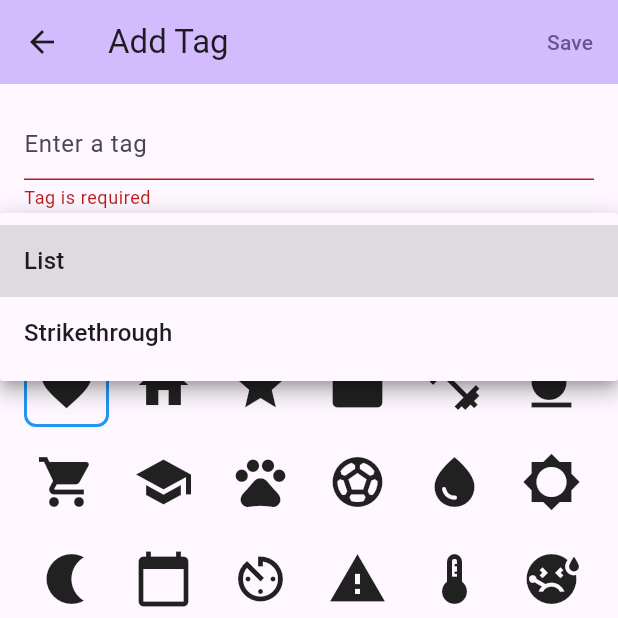
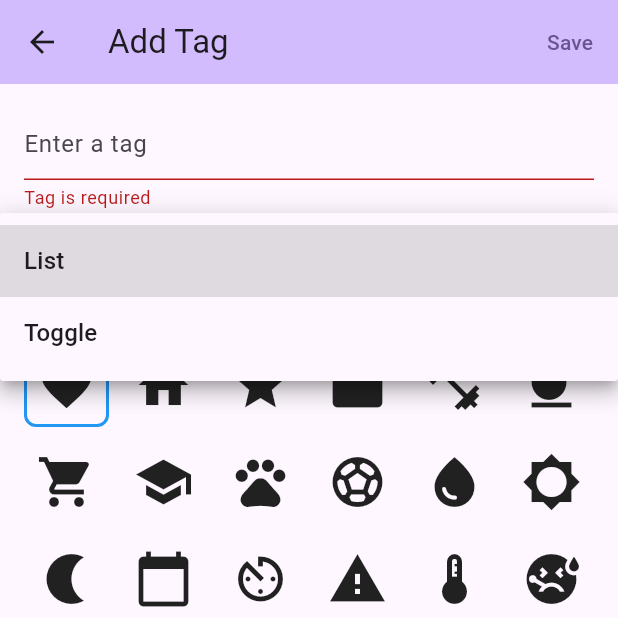
Before and after one commit to HoppenR/flutter-journal-app, a Flutter app: the AddTagForm screen opened directly, after a tap on "Save", after a tap on "Select tag type", on a phone screen of 412 x 824 dp, the top half of it. Run offline on Flutter 3.47's test engine with Material 3 defaults, Android fonts, the light colour scheme and no system bars; our stand-ins replace shared_preferences; accounts and stored records are empty.

Commit message:
add toggles

```diff
--- a/lib/add_tag_form.dart
+++ b/lib/add_tag_form.dart
@@ -88,8 +88,8 @@ class AddTagFormState extends State<AddTagForm> {
                         ).toList(),
                       selectedIcon!,
                     );
-                  case TagType.strikethrough:
-                    tagNames[tagController.text] = TagData.strikethrough(
+                  case TagType.toggle:
+                    tagNames[tagController.text] = TagData.toggle(
                       tagController.text,
                       selectedIcon!,
                     );
@@ -125,8 +125,8 @@ class AddTagFormState extends State<AddTagForm> {
                     child: Text('List'),
                   ),
                   DropdownMenuItem<TagType>(
-                    value: TagType.strikethrough,
-                    child: Text('Strikethrough'),
+                    value: TagType.toggle,
+                    child: Text('Toggle'),
                   ),
                 ],
                 onChanged: (TagType? value) => setState(() {
--- a/lib/tag.dart
+++ b/lib/tag.dart
@@ -1,12 +1,11 @@
 // Vim: set shiftwidth=2 :
 import 'package:flutter/material.dart';
 // TODO(Christoffer): More tag types
-//                    - [ ] multi-selections
-//                    - [ ] on/off
+//                    - [ ] multi-selections (emoji)
+//                    - […] on/off
 //                    - [ ] levels
 //                    - [ ] Blood-levels
 //                    - [x] free-text fields
-//                    - [_] strike-through (remove)
 
 Map<String, TagData> tagNames = <String, TagData>{};
 Map<DateTime, List<AppliedTagData>>
@@ -14,12 +13,12 @@ Map<DateTime, List<AppliedTagData>>
 
 enum TagType {
   list,
-  strikethrough,
+  toggle,
 }
 
 class TagData {
   TagData.list(this.name, this.listData, this.icon) : type = TagType.list;
-  TagData.strikethrough(this.name, this.icon) : type = TagType.strikethrough;
+  TagData.toggle(this.name, this.icon) : type = TagType.toggle;
 
   List<String> get list {
     return listData ?? (throw ArgumentError('called list on non-list type'));
@@ -42,8 +41,8 @@ class TagData {
         List<String>.from(json['listData']),
         icon,
       );
-    } else if (json['type'] == 'strikethrough') {
-      return TagData.strikethrough(
+    } else if (json['type'] == 'toggle') {
+      return TagData.toggle(
         json['name'],
         icon,
       );
@@ -61,13 +60,13 @@ class TagData {
 
 class AppliedTagData {
   AppliedTagData.list(this.tagData, this.listOption);
-  AppliedTagData.strikethrough(this.tagData);
+  AppliedTagData.toggle(this.tagData);
 
   String get string {
     switch (tagData.type) {
       case TagType.list:
         return tagData.list[listOption!];
-      case TagType.strikethrough:
+      case TagType.toggle:
         return tagData.name;
     }
   }
@@ -84,7 +83,7 @@ class AppliedTagData {
     if (tagData.type == TagType.list) {
       return AppliedTagData.list(tagData, json['listOption']);
     } else {
-      return AppliedTagData.strikethrough(tagData);
+      return AppliedTagData.toggle(tagData);
     }
   }
 
@@ -94,4 +93,5 @@ class AppliedTagData {
   final TagData tagData;
 
   int? listOption;
+  bool? toggleOption;
 }
```
Also changed, not shown: lib/calendar_week.dart (+7 -3 lines), lib/tag_overview.dart (+28 -0 lines).
